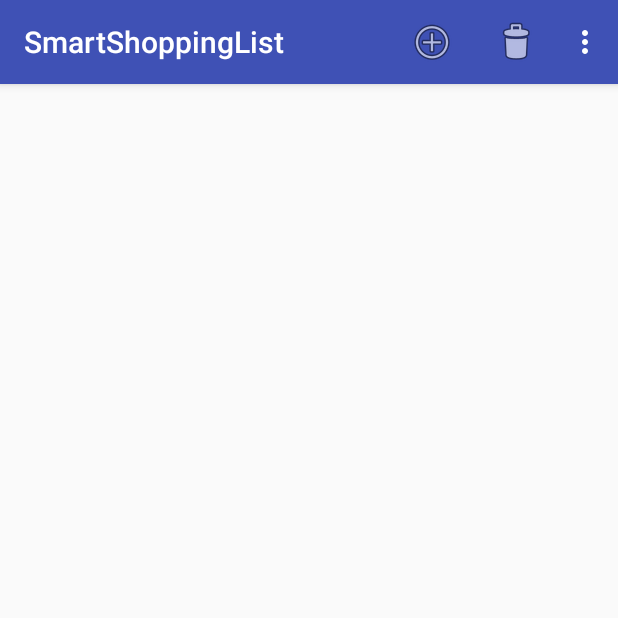
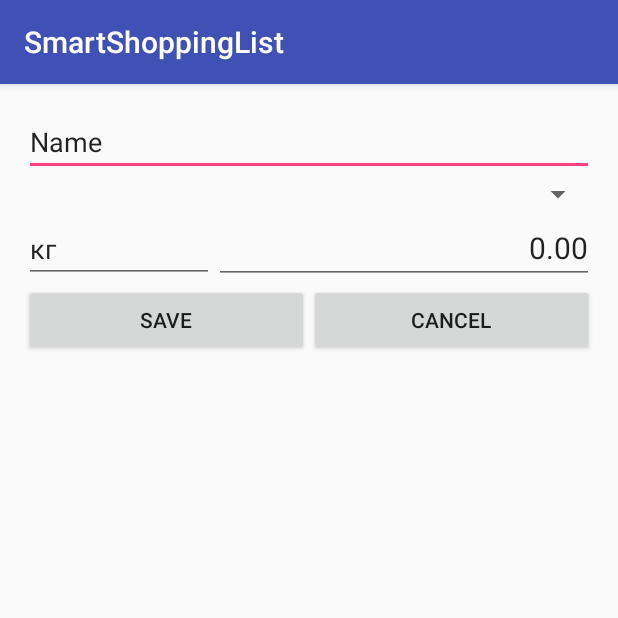
Before and after one commit to ferdmanp/SmartShoppingList, an Android app: the GoodsCatalogActivityEx screen opened directly, with no data from a screen before it, after a tap on "New", on a phone screen of 412 x 824 dp, the top half of it. Run offline under Robolectric (Android 15) with nearby library versions, the phone set to English and light mode, and no system bars; libraries missing offline, so code that uses them is left out: com.raizlabs.android; 2 statements that could not run were skipped.

Commit message:
1) Item editor form 2) Custom expandable layout adapter created

```diff
--- a/app/src/main/AndroidManifest.xml
+++ b/app/src/main/AndroidManifest.xml
@@ -19,7 +19,8 @@
         <activity android:name=".ListItemsActivity" />
         <activity android:name=".GroupsListActivity" />
         <activity android:name=".GoodsItemActivity" />
-        <activity android:name=".GoodsCatalogActivityEx"></activity>
+        <activity android:name=".GoodsCatalogActivityEx" />
+        <activity android:name=".FormNewGoodActivity"></activity>
     </application>
 
 </manifest>
--- /dev/null
+++ b/app/src/main/java/com/fknt/voltage/smartshoppinglist/FormNewGoodActivity.java
@@ -0,0 +1,111 @@
+package com.fknt.voltage.smartshoppinglist;
+
+import android.app.Activity;
+import android.support.v7.app.AppCompatActivity;
+import android.os.Bundle;
+import android.view.View;
+import android.widget.AdapterView;
+import android.widget.ArrayAdapter;
+import android.widget.Button;
+import android.widget.EditText;
+import android.widget.Spinner;
+
+import com.fknt.voltage.smartshoppinglist.Adapters.GroupsSpinnerAdapter;
+
+import java.util.List;
+//http://stackoverflow.com/questions/1625249/android-how-to-bind-spinner-to-custom-object-list
+public class FormNewGoodActivity extends AppCompatActivity
+
+{
+
+
+    GoodsGroup selectedGroup;
+
+    EditText etName;
+    EditText etUnits;
+    EditText etBasicPrice;
+    Spinner spGroups;
+    Button btnSave;
+    Button btnCancel;
+
+
+    @Override
+    protected void onCreate(Bundle savedInstanceState) {
+        super.onCreate(savedInstanceState);
+        setContentView(R.layout.activity_form_new_good);
+
+        etName=(EditText) findViewById(R.id.etName);
+        etUnits=(EditText) findViewById(R.id.etMeasureUnit);
+        etBasicPrice=(EditText) findViewById(R.id.etBasicPrice);
+        spGroups=(Spinner) findViewById(R.id.spGroups);
+        btnSave=(Button) findViewById(R.id.btnSave);
+        btnCancel=(Button) findViewById(R.id.btnCancel);
+
+
+
+
+//        final GroupsSpinnerAdapter adapter= new GroupsSpinnerAdapter(getContext(),android.R.layout.simple_spinner_item,groupsList.toArray(new GoodsGroup[groupsList.size()]));
+//        spGroups.setAdapter(adapter);
+//        spGroups.setOnItemClickListener(new AdapterView.OnItemClickListener() {
+//            @Override
+//            public void onItemClick(AdapterView<?> adapterView, View view, int i, long l) {
+//                selectedGroup=adapter.getItem(i);
+//            }
+//        });
+
+        ArrayAdapter adapter= new ArrayAdapter(getContext(),android.R.layout.simple_spinner_item,GoodsGroup.SelectAll());
+        spGroups.setAdapter(adapter);
+
+
+
+        btnSave.setOnClickListener(new View.OnClickListener() {
+            @Override
+            public void onClick(View view) {
+                CreateNewItem();
+            }
+        });
+
+        btnCancel.setOnClickListener(new View.OnClickListener() {
+            @Override
+            public void onClick(View view) {
+                finish();
+            }
+        });
+
+
+
+
+
+
+    }
+
+    private void CreateNewItem() {
+
+        String name=etName.getText().toString();
+        String measure_unit=etUnits.getText().toString();
+        double basic_price=Double.valueOf(etBasicPrice.getText().toString());
+        GoodsGroup group=(GoodsGroup) spGroups.getSelectedItem();
+
+
+        GoodsItem goodsItem= new GoodsItem();
+        goodsItem.setName(name);
+        goodsItem.setUnit_name(measure_unit);
+        goodsItem.setPrice(basic_price);
+        goodsItem.setGoodsGroup(group);
+        goodsItem.save();
+        goodsItem=null;
+        group=null;
+
+        finish();
+    }
+
+    private Activity getContext(){return  FormNewGoodActivity.this;}
+
+    private void Refresh()
+    {
+        ArrayAdapter adapter= new ArrayAdapter(getContext(),android.R.layout.simple_spinner_item,GoodsGroup.SelectAll());
+        spGroups.setAdapter(adapter);
+    }
+
+
+}
--- a/app/src/main/java/com/fknt/voltage/smartshoppinglist/GoodsCatalogActivityEx.java
+++ b/app/src/main/java/com/fknt/voltage/smartshoppinglist/GoodsCatalogActivityEx.java
@@ -36,18 +36,25 @@ public class GoodsCatalogActivityEx extends AppCompatActivity {
         super.onCreate(savedInstanceState);
         setContentView(R.layout.activity_goods_catalog_ex);
 
-        Map<String,GoodsGroup> groupsMap;
-        Map<String,GoodsItem> goodsMap;
-        ArrayList<Map<String,GoodsGroup>> groupData= new ArrayList<>();
-        ArrayList<Map<String,GoodsItem>> goodsDataItem= new ArrayList<>();
-        ArrayList<ArrayList<Map<String,GoodsItem>>> childData= new ArrayList<>();
+
+        RefreshData();
+
+
+    }
+
+    private void RefreshData() {
+        Map<String,String> groupsMap;
+        Map<String,String> goodsMap;
+        ArrayList<Map<String,String>> groupData= new ArrayList<>();
+        ArrayList<Map<String,String>> goodsDataItem= new ArrayList<>();
+        ArrayList<ArrayList<Map<String,String>>> childData= new ArrayList<>();
 
         groups=getGroups();
 
         for(GoodsGroup group:groups)
         {
             groupsMap= new HashMap<>();
-            groupsMap.put(GOODS_GROUP_KEY,group);
+            groupsMap.put(GOODS_GROUP_KEY,group.toString());
             groupData.add(groupsMap);
         }
 
@@ -63,7 +70,7 @@ public class GoodsCatalogActivityEx extends AppCompatActivity {
             for (GoodsItem item:items)
             {
                 goodsMap= new HashMap<>();
-                goodsMap.put(GOODS_ITEM_KEY,item);
+                goodsMap.put(GOODS_ITEM_KEY,item.toString());
                 goodsDataItem.add(goodsMap);
             }
             childData.add(goodsDataItem);
@@ -82,12 +89,16 @@ public class GoodsCatalogActivityEx extends AppCompatActivity {
 
         listView=(ExpandableListView) findViewById(R.id.elv_goods_list);
         listView.setAdapter(adapter);
+    }
 
-
+    @Override
+    protected void onResume() {
+        super.onResume();
+        RefreshData();
     }
 
     public boolean onCreateOptionsMenu(Menu menu) {
-        getMenuInflater().inflate(R.menu.menu_main, menu);
+        getMenuInflater().inflate(R.menu.menu_items_list, menu);
         return true;
     }
 
@@ -111,13 +122,10 @@ public class GoodsCatalogActivityEx extends AppCompatActivity {
     }
 
     private void CreateNewItem() {
-
+        Intent intent= new Intent(getContext(),FormNewGoodActivity.class);
+        startActivity(intent);
     }
 
-    private void CreateNewItem(String itemName, GoodsGroup group)
-    {
-
-    }
 
     private Context getContext(){return GoodsCatalogActivityEx.this;}
 
--- /dev/null
+++ b/app/src/main/res/layout/activity_form_new_good.xml
@@ -0,0 +1,74 @@
+<?xml version="1.0" encoding="utf-8"?>
+<LinearLayout xmlns:android="http://schemas.android.com/apk/res/android"
+    xmlns:tools="http://schemas.android.com/tools"
+    android:id="@+id/activity_form_new_goods"
+    android:orientation="vertical"
+    android:layout_width="match_parent"
+    android:layout_height="match_parent"
+    android:paddingBottom="@dimen/activity_vertical_margin"
+    android:paddingLeft="@dimen/activity_horizontal_margin"
+    android:paddingRight="@dimen/activity_horizontal_margin"
+    android:paddingTop="@dimen/activity_vertical_margin"
+    tools:context="com.fknt.voltage.smartshoppinglist.FormNewGoodActivity">
+
+
+    <EditText
+        android:layout_width="match_parent"
+        android:layout_height="wrap_content"
+        android:inputType="text"
+        android:text="Name"
+        android:ems="10"
+        android:id="@+id/etName" />
+
+    <Spinner
+        android:layout_width="match_parent"
+        android:layout_height="wrap_content"
+        android:id="@+id/spGroups" />
+    <LinearLayout
+        android:layout_width="match_parent"
+        android:layout_height="wrap_content"
+        android:orientation="horizontal"
+        android:weightSum="3"
+        >
+        <EditText
+            android:layout_width="0dp"
+            android:layout_height="wrap_content"
+            android:inputType="text"
+            android:text="кг"
+            android:ems="10"
+            android:id="@+id/etMeasureUnit"
+            android:layout_weight="1"/>
+        <EditText
+            android:layout_width="0dp"
+            android:layout_height="wrap_content"
+            android:inputType="numberDecimal"
+            android:text="0.00"
+            android:textSize="@dimen/text_size_mid"
+            android:ems="10"
+            android:id="@+id/etBasicPrice"
+            android:layout_weight="2"
+            android:textAlignment="viewEnd" />
+    </LinearLayout>
+    <LinearLayout
+        android:layout_width="match_parent"
+        android:layout_height="wrap_content"
+        android:orientation="horizontal"
+        >
+
+        <Button
+            android:text="@string/button_text_save"
+            android:layout_width="wrap_content"
+            android:layout_height="wrap_content"
+            android:id="@+id/btnSave"
+            android:layout_weight="1" />
+
+        <Button
+            android:text="@string/button_text_cancel"
+            android:layout_width="wrap_content"
+            android:layout_height="wrap_content"
+            android:id="@+id/btnCancel"
+            android:layout_weight="1" />
+
+    </LinearLayout>
+
+</LinearLayout>
--- a/app/src/main/res/values/strings.xml
+++ b/app/src/main/res/values/strings.xml
@@ -15,4 +15,6 @@
     <string name="title_activity_groups_list">Groups</string>
     <string name="action_settings">Settings</string>
     <string name="title_new_group_dialog">New group</string>
+    <string name="button_text_save">Save</string>
+    <string name="button_text_cancel">Cancel</string>
 </resources>
```
Also changed, not shown: app/src/main/java/com/fknt/voltage/smartshoppinglist/Adapters/ExpandableCatalogAdapter.java (added, +122 -0 lines), app/src/main/java/com/fknt/voltage/smartshoppinglist/Adapters/GroupsSpinnerAdapter.java (added, +74 -0 lines), app/src/main/java/com/fknt/voltage/smartshoppinglist/GoodsGroup.java (+30 -0 lines), app/src/main/java/com/fknt/voltage/smartshoppinglist/GoodsItem.java (+25 -1 lines).
